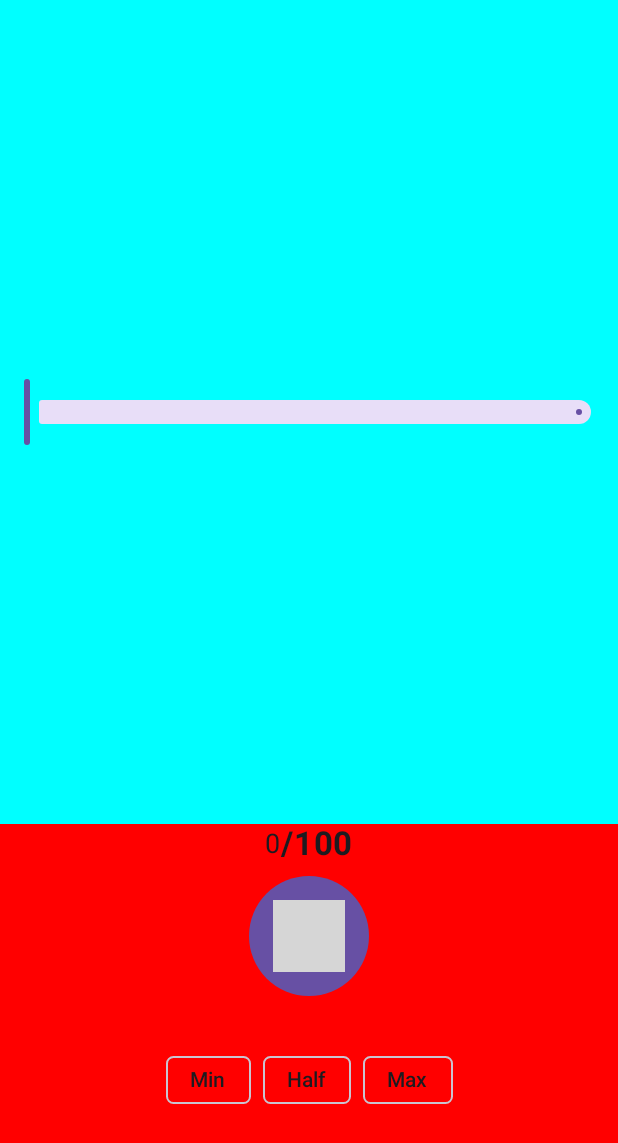
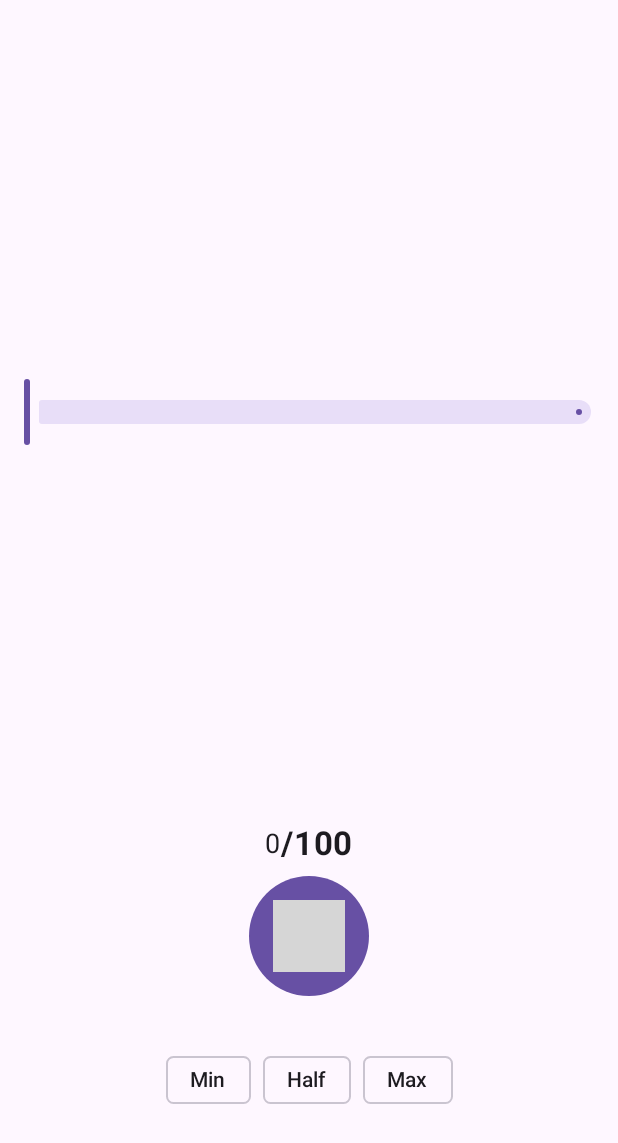
Before and after one commit to seve-andre/dimlight, an Android app built with Jetpack Compose: the composable HomeScreen shown on its own in the app's theme, on a phone screen of 412 x 824 dp. Shown: the top 1143 px of the screen. Run offline under Robolectric (Android 15) with nearby library versions, the phone set to English and light mode, and no system bars; our stand-ins replace Dagger/Hilt's generated code, accompanist; libraries missing offline, so code that uses them is left out: com.ramcosta.composedestinations, compose.icons, compose.icons.evaicons; 6 statements that could not run were skipped; grey boxes are pictures that could not be loaded.

Commit message:
remove bg colors on home screen

```diff
--- a/app/src/main/kotlin/com/mitch/dimlight/ui/screens/home/HomeScreen.kt
+++ b/app/src/main/kotlin/com/mitch/dimlight/ui/screens/home/HomeScreen.kt
@@ -65,8 +65,7 @@ fun HomeScreen(
     Column(modifier = modifier.fillMaxSize()) {
         Column(
             modifier = Modifier
-                .weight(2f)
-                .background(Color.Cyan),
+                .weight(2f),
             verticalArrangement = Arrangement.Center,
             horizontalAlignment = Alignment.CenterHorizontally
         ) {
@@ -93,8 +92,7 @@ fun HomeScreen(
 
         Column(
             modifier = Modifier
-                .weight(1f)
-                .background(Color.Red),
+                .weight(1f),
             verticalArrangement = Arrangement.spacedBy(padding.large)
         ) {
             Row(
```
